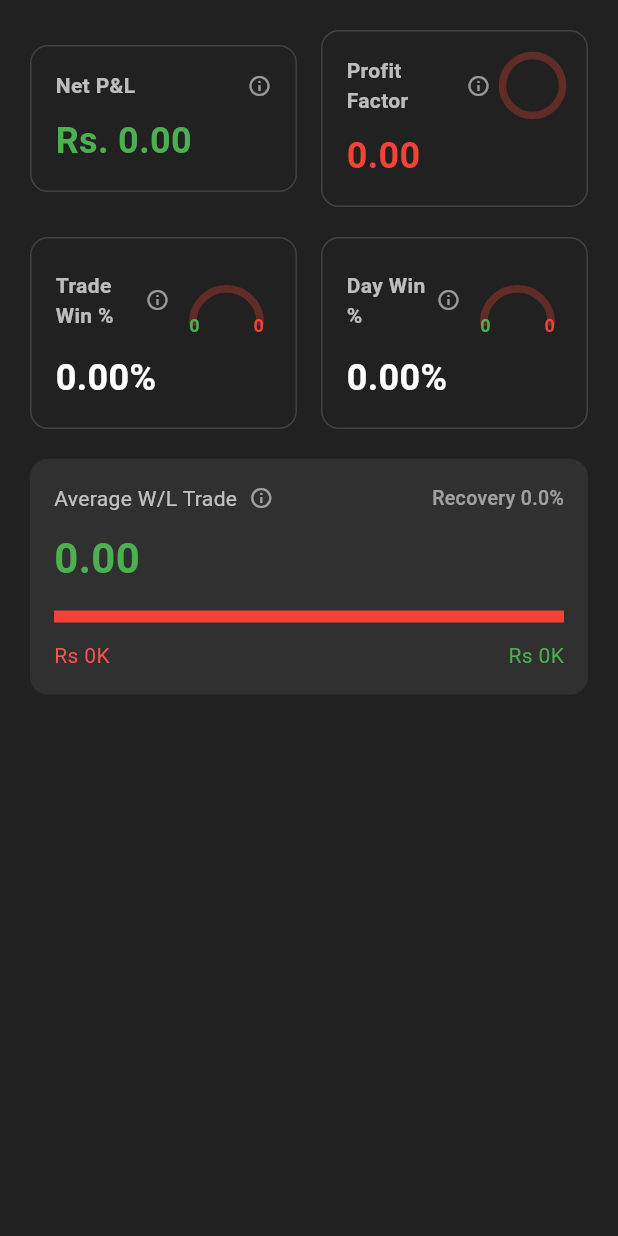
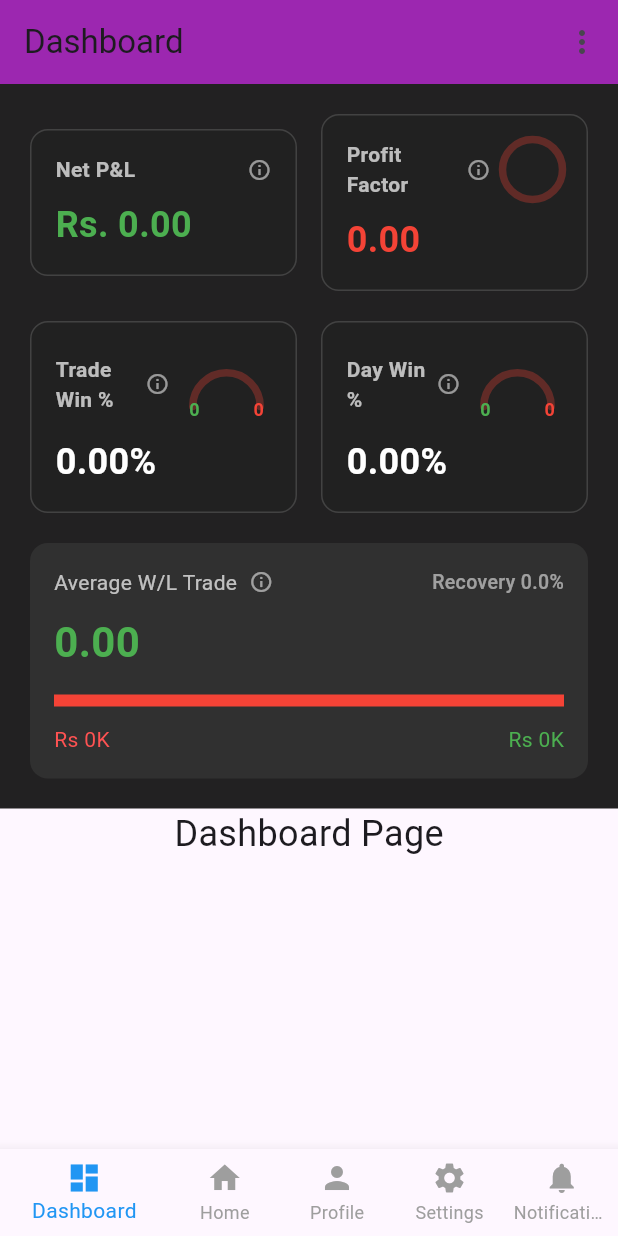
Before and after one commit to trick4u/tradez_it, a Flutter app: the screen it shows after launch, on a phone screen of 412 x 824 dp. Run offline on Flutter 3.47's test engine with Material 3 defaults, Android fonts, the phone set to English and light mode, and no system bars; our stand-ins replace get, syncfusion_flutter_charts; network calls fail.

Commit message:
bottom_nav_bar_update

```diff
--- /dev/null
+++ b/lib/controllers/navigation_sontroller.dart
@@ -0,0 +1,11 @@
+
+
+import 'package:get/get.dart';
+
+class NavigationController extends GetxController {
+  var currentIndex = 0.obs;
+
+  void changePage(int index) {
+    currentIndex.value = index;
+  }
+}
--- a/lib/main.dart
+++ b/lib/main.dart
@@ -2,6 +2,7 @@ import 'package:flutter/material.dart';
 import 'package:get/get.dart';
 import 'package:intl/intl.dart';
 import 'package:syncfusion_flutter_charts/charts.dart';
+import 'package:tradez_it/presentation/main_screen.dart';
 import 'package:tradez_it/widgets/trading_calendar_widget.dart';
 
 import 'main_api_client.dart';
@@ -200,7 +201,7 @@ void main() {
   Get.put(mainApiClient);
   runApp(GetMaterialApp(
     debugShowCheckedModeBanner: false,
-    home: DashboardWidget(),
+    home: MainScreen(),
     // home: DailyPnLChart(
     //   dailyPnL: [
     //     {"date": "2024-09-02", "pnl": 1200.0, "trades": 2},
--- /dev/null
+++ b/lib/presentation/dashboard_page.dart
@@ -0,0 +1,31 @@
+import 'package:flutter/material.dart';
+
+import '../widgets/dashBoard_widget.dart';
+
+class DashboardPage extends StatelessWidget {
+  @override
+  Widget build(BuildContext context) {
+    return Scaffold(
+      appBar: AppBar(
+        title: Text('Dashboard'),
+        backgroundColor: Colors.purple,
+        actions: [
+          PopupMenuButton(
+            itemBuilder: (context) => [
+              PopupMenuItem(child: Text('Option 1'), value: 1),
+              PopupMenuItem(child: Text('Option 2'), value: 2),
+            ],
+          ),
+        ],
+      ),
+      body: Column(
+        children: [
+          DashboardWidget(),
+          Center(
+            child: Text('Dashboard Page', style: TextStyle(fontSize: 24)),
+          ),
+        ],
+      ),
+    );
+  }
+}
--- /dev/null
+++ b/lib/presentation/main_screen.dart
@@ -0,0 +1,53 @@
+import 'package:flutter/material.dart';
+import 'package:get/get.dart';
+
+import '../controllers/navigation_sontroller.dart';
+import 'dashboard_page.dart';
+import 'home_page.dart';
+import 'notifications_page.dart';
+import 'profile_page.dart';
+import 'settings_page.dart';
+
+class MainScreen extends StatelessWidget {
+  final NavigationController navController = Get.put(NavigationController());
+
+  final List<Widget> pages = [
+    DashboardPage(),
+    HomePage(),
+    ProfilePage(),
+    SettingsPage(),
+    NotificationsPage(),
+  ];
+
+  @override
+  Widget build(BuildContext context) {
+    return Obx(
+      () => Scaffold(
+        body: pages[navController.currentIndex.value],
+        bottomNavigationBar: BottomNavigationBar(
+          currentIndex: navController.currentIndex.value,
+          onTap: navController.changePage,
+          selectedItemColor: Colors.blue,
+          unselectedItemColor: Colors.grey,
+          showUnselectedLabels: true,
+          items: [
+            BottomNavigationBarItem(
+              icon: Icon(Icons.dashboard),
+              label: 'Dashboard',
+            ),
+            BottomNavigationBarItem(icon: Icon(Icons.home), label: 'Home'),
+            BottomNavigationBarItem(icon: Icon(Icons.person), label: 'Profile'),
+            BottomNavigationBarItem(
+              icon: Icon(Icons.settings),
+              label: 'Settings',
+            ),
+            BottomNavigationBarItem(
+              icon: Icon(Icons.notifications),
+              label: 'Notifications',
+            ),
+          ],
+        ),
+      ),
+    );
+  }
+}
--- a/lib/widgets/dashBoard_widget.dart
+++ b/lib/widgets/dashBoard_widget.dart
@@ -15,8 +15,8 @@ class DashboardWidget extends StatelessWidget {
 
   @override
   Widget build(BuildContext context) {
-    return Scaffold(
-      body: Container(
+    return Container(
+
         padding: EdgeInsets.symmetric(horizontal: 20.0, vertical: 20.0),
         color: Colors.black87,
         child: Obx(() {
@@ -229,8 +229,7 @@ class DashboardWidget extends StatelessWidget {
             ],
           );
         }),
-      ),
-    );
+      );
   }
 
   Widget _infoCard({
```
Also changed, not shown: lib/controllers/calendar_controller.dart (+8 -3 lines), lib/presentation/home_page.dart (added, +19 -0 lines), lib/presentation/notifications_page.dart (added, +17 -0 lines), lib/presentation/profile_page.dart (added, +17 -0 lines), lib/presentation/settings_page.dart (added, +20 -0 lines).
